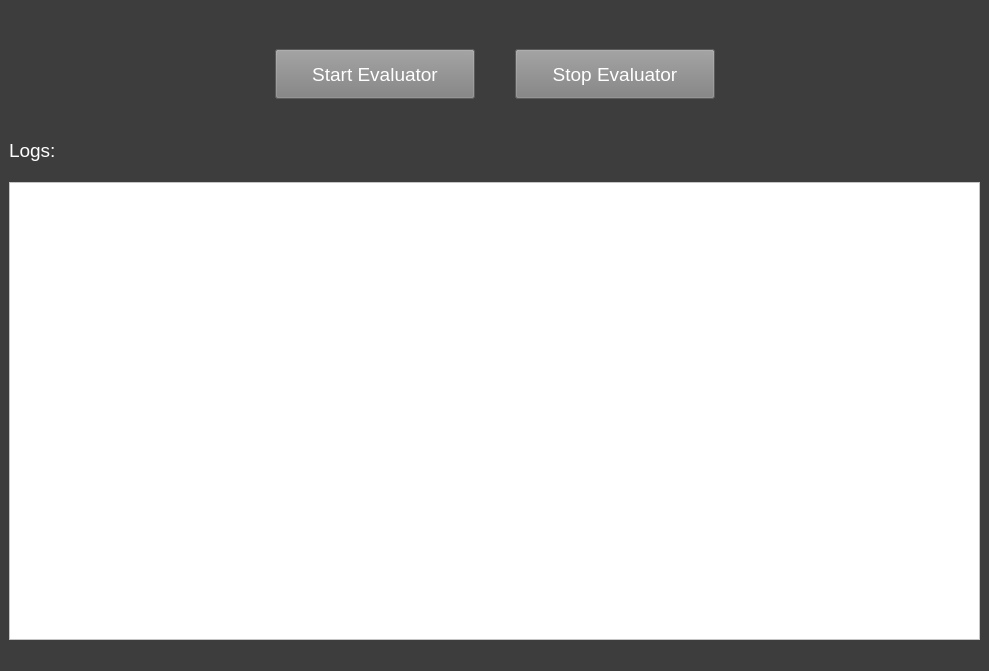
First picture: the form in source/ui/heimdall_0.2.ui, repository Heimdall-Framework/heimdall-framework, before the edit.
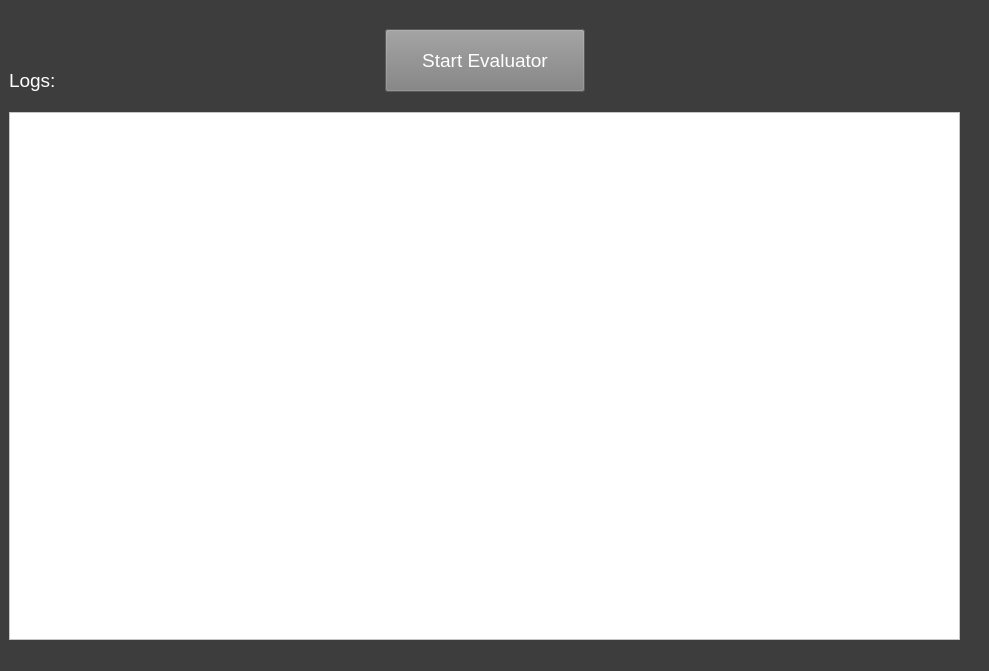
Second picture: the form after the edit. Icons and pictures are not drawn.

```diff
--- a/source/ui/heimdall_0.2.ui
+++ b/source/ui/heimdall_0.2.ui
@@ -34,7 +34,23 @@
     <bool>false</bool>
    </property>
    <layout class="QGridLayout" name="gridLayout">
-    <item row="1" column="0">
+    <item row="0" column="1">
+     <spacer name="verticalSpacer_2">
+      <property name="orientation">
+       <enum>Qt::Vertical</enum>
+      </property>
+      <property name="sizeType">
+       <enum>QSizePolicy::Fixed</enum>
+      </property>
+      <property name="sizeHint" stdset="0">
+       <size>
+        <width>20</width>
+        <height>40</height>
+       </size>
+      </property>
+     </spacer>
+    </item>
+    <item row="0" column="0">
      <layout class="QGridLayout" name="mainGrid">
       <property name="horizontalSpacing">
        <number>40</number>
@@ -42,50 +58,6 @@
       <property name="verticalSpacing">
        <number>20</number>
       </property>
-      <item row="3" column="0">
-       <widget class="QLabel" name="label">
-        <property name="font">
-         <font>
-          <pointsize>14</pointsize>
-         </font>
-        </property>
-        <property name="styleSheet">
-         <string notr="true">color: white;</string>
-        </property>
-        <property name="text">
-         <string>Logs:</string>
-        </property>
-       </widget>
-      </item>
-      <item row="0" column="3">
-       <spacer name="horizontalSpacer_2">
-        <property name="orientation">
-         <enum>Qt::Horizontal</enum>
-        </property>
-        <property name="sizeHint" stdset="0">
-         <size>
-          <width>40</width>
-          <height>20</height>
-         </size>
-        </property>
-       </spacer>
-      </item>
-      <item row="2" column="1">
-       <spacer name="verticalSpacer">
-        <property name="orientation">
-         <enum>Qt::Vertical</enum>
-        </property>
-        <property name="sizeType">
-         <enum>QSizePolicy::Preferred</enum>
-        </property>
-        <property name="sizeHint" stdset="0">
-         <size>
-          <width>20</width>
-          <height>20</height>
-         </size>
-        </property>
-       </spacer>
-      </item>
       <item row="0" column="0">
        <spacer name="horizontalSpacer">
         <property name="orientation">
@@ -99,8 +71,8 @@
         </property>
        </spacer>
       </item>
-      <item row="0" column="1">
-       <widget class="QPushButton" name="startEvaluatorButton">
+      <item row="1" column="1" rowspan="3">
+       <widget class="QPushButton" name="start_evaluator_btn">
         <property name="sizePolicy">
          <sizepolicy hsizetype="Minimum" vsizetype="Preferred">
           <horstretch>0</horstretch>
@@ -129,35 +101,20 @@
        </widget>
       </item>
       <item row="0" column="2">
-       <widget class="QPushButton" name="stopEvaluatorButton">
-        <property name="sizePolicy">
-         <sizepolicy hsizetype="Minimum" vsizetype="Preferred">
-          <horstretch>0</horstretch>
-          <verstretch>0</verstretch>
-         </sizepolicy>
+       <spacer name="horizontalSpacer_2">
+        <property name="orientation">
+         <enum>Qt::Horizontal</enum>
         </property>
-        <property name="minimumSize">
+        <property name="sizeHint" stdset="0">
          <size>
-          <width>200</width>
-          <height>50</height>
+          <width>40</width>
+          <height>20</height>
          </size>
         </property>
-        <property name="font">
-         <font>
-          <pointsize>14</pointsize>
-         </font>
-        </property>
-        <property name="styleSheet">
-         <string notr="true">background: grey;
-color: white;</string>
-        </property>
-        <property name="text">
-         <string>Stop Evaluator</string>
-        </property>
-       </widget>
+       </spacer>
       </item>
-      <item row="4" column="0" colspan="4">
-       <widget class="QTextEdit" name="logsTextBox">
+      <item row="4" column="0" colspan="3">
+       <widget class="QTextEdit" name="logs_text_box">
         <property name="font">
          <font>
           <pointsize>12</pointsize>
@@ -174,24 +131,23 @@
         </property>
        </widget>
       </item>
+      <item row="3" column="0">
+       <widget class="QLabel" name="logs_label">
+        <property name="font">
+         <font>
+          <pointsize>14</pointsize>
+         </font>
+        </property>
+        <property name="styleSheet">
+         <string notr="true">color: white;</string>
+        </property>
+        <property name="text">
+         <string>Logs:</string>
+        </property>
+       </widget>
+      </item>
      </layout>
     </item>
-    <item row="0" column="0">
-     <spacer name="verticalSpacer_2">
-      <property name="orientation">
-       <enum>Qt::Vertical</enum>
-      </property>
-      <property name="sizeType">
-       <enum>QSizePolicy::Fixed</enum>
-      </property>
-      <property name="sizeHint" stdset="0">
-       <size>
-        <width>20</width>
-        <height>40</height>
-       </size>
-      </property>
-     </spacer>
-    </item>
    </layout>
   </widget>
   <widget class="QStatusBar" name="statusbar"/>
```
